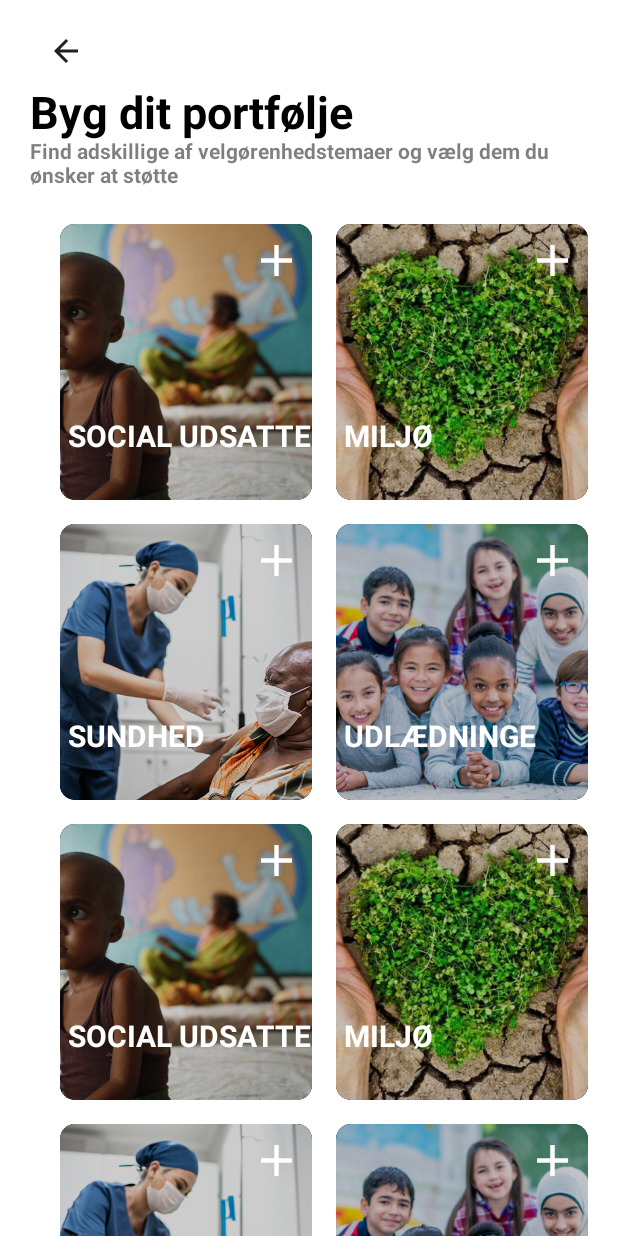
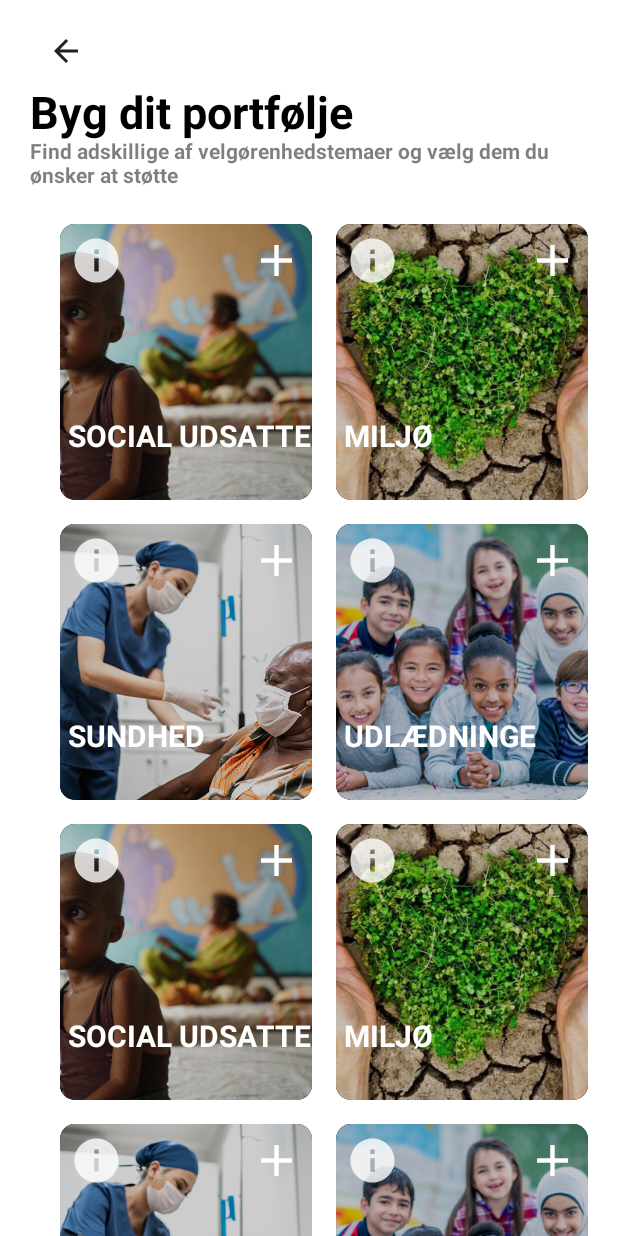
Before and after one commit to Stonebank/kind, an Android app built with Jetpack Compose: the build_portfolio_view screen opened through its navigation route, on a phone screen of 412 x 824 dp. Run offline under Robolectric (Android 15) with nearby library versions, the phone set to English and light mode, and no system bars.

Commit message:
minor changes

```diff
--- a/app/src/main/java/com/dtu/kd3/kind/controller/NavigationController.kt
+++ b/app/src/main/java/com/dtu/kd3/kind/controller/NavigationController.kt
@@ -41,8 +41,13 @@ fun Navigation(userViewModel: UserViewModel) {
         composable(route = ComposableView.SetDonationView.route) {
             ShowSetDonationView(navController = navigationController, userViewModel = userViewModel)
         }
-        composable(route = ComposableView.ReadMoreView.route) {
-            ShowReadMoreView(navController = navigationController, theme = ThemeManager.instance.theme[0])
+        composable(
+            route = ComposableView.ReadMoreView.route + "/{name}", arguments = listOf(navArgument("name") {
+                type = NavType.StringType
+                nullable = true
+            })) {
+                entry ->
+            entry.arguments?.getString("name")?.let { ShowReadMoreView(name = it, navController = navigationController) }
         }
     }
 }
--- a/app/src/main/java/com/dtu/kd3/kind/views/container/BuildPortfolioView.kt
+++ b/app/src/main/java/com/dtu/kd3/kind/views/container/BuildPortfolioView.kt
@@ -15,6 +15,7 @@ import androidx.compose.material.Text
 import androidx.compose.material.icons.Icons
 import androidx.compose.material.icons.filled.Add
 import androidx.compose.material.icons.filled.ArrowBack
+import androidx.compose.material.icons.filled.Info
 import androidx.compose.runtime.*
 import androidx.compose.ui.Modifier
 import androidx.compose.ui.draw.clip
@@ -31,6 +32,7 @@ import androidx.navigation.NavController
 import com.dtu.kd3.kind.model.UserViewModel
 import com.dtu.kd3.kind.model.charities.Theme
 import com.dtu.kd3.kind.model.charities.ThemeManager
+import com.dtu.kd3.kind.views.ComposableView
 
 
 /**
@@ -69,7 +71,7 @@ fun ShowBuildPortFolioView(navController: NavController, userViewModel: UserView
                         ThemeManager.instance.theme[index].let { theme ->
                             if (userViewModel.subscribed.contains(theme))
                                 return@let
-                            ThemeCard(userViewModel, theme)
+                            ThemeCard(navController = navController, userViewModel, theme)
                             refresh = !refresh
                         }
                     }
@@ -80,7 +82,7 @@ fun ShowBuildPortFolioView(navController: NavController, userViewModel: UserView
 }
 
 @Composable
-fun ThemeCard(userViewModel: UserViewModel, theme: Theme) {
+fun ThemeCard(navController: NavController, userViewModel: UserViewModel, theme: Theme) {
     val localContext = LocalContext.current
     Box(
         modifier = Modifier
@@ -93,7 +95,12 @@ fun ThemeCard(userViewModel: UserViewModel, theme: Theme) {
         Image(painter = painterResource(id = theme.getImage()), contentDescription = "image", contentScale = ContentScale.Crop, modifier = Modifier
             .widthIn(500.dp, 500.dp)
             .heightIn(200.dp, 200.dp),  colorFilter = ColorFilter.tint(Color.Black.copy(alpha = 0.2f), blendMode = BlendMode.Darken))
-        Row(modifier = Modifier.fillMaxWidth(), horizontalArrangement = Arrangement.End) {
+        Row(modifier = Modifier.fillMaxWidth(), horizontalArrangement = Arrangement.SpaceBetween) {
+            IconButton(onClick = {
+                navController.navigate(route = ComposableView.ReadMoreView.passArguments(theme.getName()))
+            }) {
+                Icon(Icons.Default.Info, contentDescription = "", tint = Color.White.copy(0.8f), modifier = Modifier.size(35.dp))
+            }
             IconButton(onClick = {
                 if (userViewModel.subscribed.contains(theme)) {
                     Toast.makeText(localContext, "${theme.getName()} er allerede i dit portfølje", Toast.LENGTH_SHORT).show()
@@ -104,6 +111,7 @@ fun ThemeCard(userViewModel: UserViewModel, theme: Theme) {
             }) {
                 Icon(Icons.Default.Add, contentDescription = "", tint = Color.White, modifier = Modifier.size(35.dp))
             }
+
         }
         Column(modifier = Modifier.fillMaxSize()) {
             Text(
--- a/app/src/main/java/com/dtu/kd3/kind/views/container/EditProfileView.kt
+++ b/app/src/main/java/com/dtu/kd3/kind/views/container/EditProfileView.kt
@@ -78,7 +78,8 @@ fun ShowEditProfileView(navController: NavController, userViewModel: UserViewMod
                     }
                 }
                 Column(verticalArrangement = Arrangement.spacedBy(15.dp, Alignment.Bottom), horizontalAlignment = Alignment.CenterHorizontally) {
-                    TextInput(TextInputType.Email, keyboardActions = KeyboardActions(onNext = { focusManager.moveFocus(
+                    val email = TextInputType.Email
+                    TextInput(email, keyboardActions = KeyboardActions(onNext = { focusManager.moveFocus(
                         FocusDirection.Next) }))
                     TextInput("Nuværende kodeord", TextInputType.Password, keyboardActions = KeyboardActions(onNext = { focusManager.moveFocus(
                         FocusDirection.Next) }))
```
Also changed, not shown: app/src/main/java/com/dtu/kd3/kind/model/charities/ThemeManager.kt (+9 -0 lines), app/src/main/java/com/dtu/kd3/kind/views/container/HomeView.kt (+6 -5 lines), app/src/main/java/com/dtu/kd3/kind/views/container/ReadMoreView.kt (+14 -14 lines).
